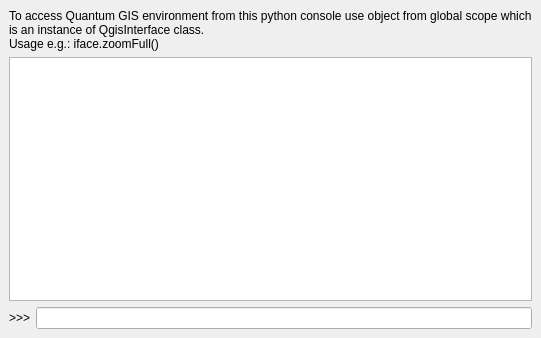
Before: the Qt Designer form qgis/src/ui/qgspythondialog.ui in sourcepole/qgis, drawn with Qt 5.
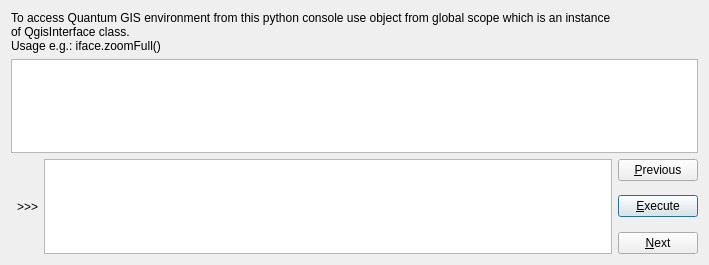
After: the same form once the commit is applied.

```diff
--- a/qgis/src/ui/qgspythondialog.ui
+++ b/qgis/src/ui/qgspythondialog.ui
@@ -5,26 +5,39 @@
    <rect>
     <x>0</x>
     <y>0</y>
-    <width>541</width>
-    <height>338</height>
+    <width>709</width>
+    <height>265</height>
    </rect>
   </property>
   <property name="windowTitle" >
    <string>Python console</string>
   </property>
-  <layout class="QVBoxLayout" >
-   <property name="margin" >
-    <number>9</number>
-   </property>
-   <property name="spacing" >
-    <number>6</number>
-   </property>
-   <item>
+  <layout class="QGridLayout" name="gridLayout" >
+   <item row="3" column="3" >
+    <widget class="QPushButton" name="pbnExecute" >
+     <property name="text" >
+      <string>&amp;Execute</string>
+     </property>
+    </widget>
+   </item>
+   <item row="2" column="3" >
+    <widget class="QPushButton" name="pbnPrev" >
+     <property name="text" >
+      <string>&amp;Previous</string>
+     </property>
+    </widget>
+   </item>
+   <item row="4" column="3" >
+    <widget class="QPushButton" name="pbnNext" >
+     <property name="text" >
+      <string>&amp;Next</string>
+     </property>
+    </widget>
+   </item>
+   <item row="0" column="0" colspan="3" >
     <widget class="QLabel" name="lblInfo" >
      <property name="sizePolicy" >
-      <sizepolicy>
-       <hsizetype>7</hsizetype>
-       <vsizetype>5</vsizetype>
+      <sizepolicy vsizetype="Preferred" hsizetype="Expanding" >
        <horstretch>0</horstretch>
        <verstretch>0</verstretch>
       </sizepolicy>
@@ -37,32 +50,32 @@
      </property>
     </widget>
    </item>
-   <item>
+   <item row="1" column="0" colspan="4" >
     <widget class="QTextBrowser" name="txtHistory" >
      <property name="html" >
-      <string></string>
+      <string>&lt;!DOCTYPE HTML PUBLIC "-//W3C//DTD HTML 4.0//EN" "http://www.w3.org/TR/REC-html40/strict.dtd">
+&lt;html>&lt;head>&lt;meta name="qrichtext" content="1" />&lt;style type="text/css">
+p, li { white-space: pre-wrap; }
+&lt;/style>&lt;/head>&lt;body style=" font-family:'Sans Serif'; font-size:9pt; font-weight:400; font-style:normal;">
+&lt;p style="-qt-paragraph-type:empty; margin-top:0px; margin-bottom:0px; margin-left:0px; margin-right:0px; -qt-block-indent:0; text-indent:0px;">&lt;/p>&lt;/body>&lt;/html></string>
      </property>
     </widget>
    </item>
-   <item>
-    <layout class="QHBoxLayout" >
-     <property name="margin" >
-      <number>0</number>
+   <item row="3" column="1" >
+    <widget class="QLabel" name="lblPrompt" >
+     <property name="sizePolicy" >
+      <sizepolicy vsizetype="Expanding" hsizetype="Preferred" >
+       <horstretch>0</horstretch>
+       <verstretch>0</verstretch>
+      </sizepolicy>
      </property>
-     <property name="spacing" >
-      <number>6</number>
+     <property name="text" >
+      <string>>>></string>
      </property>
-     <item>
-      <widget class="QLabel" name="lblPrompt" >
-       <property name="text" >
-        <string>>>></string>
-       </property>
-      </widget>
-     </item>
-     <item>
-      <widget class="QLineEdit" name="edtCmdLine" />
-     </item>
-    </layout>
+    </widget>
+   </item>
+   <item rowspan="3" row="2" column="2" >
+    <widget class="QTextEdit" name="edtCmdLine" />
    </item>
   </layout>
  </widget>
```
Left out of the diff: 8 changed lines with no effect on the pictures.
